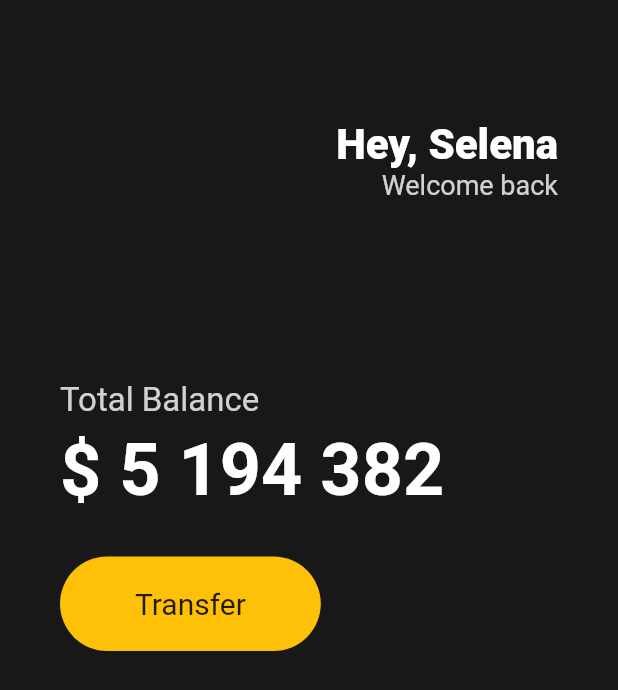
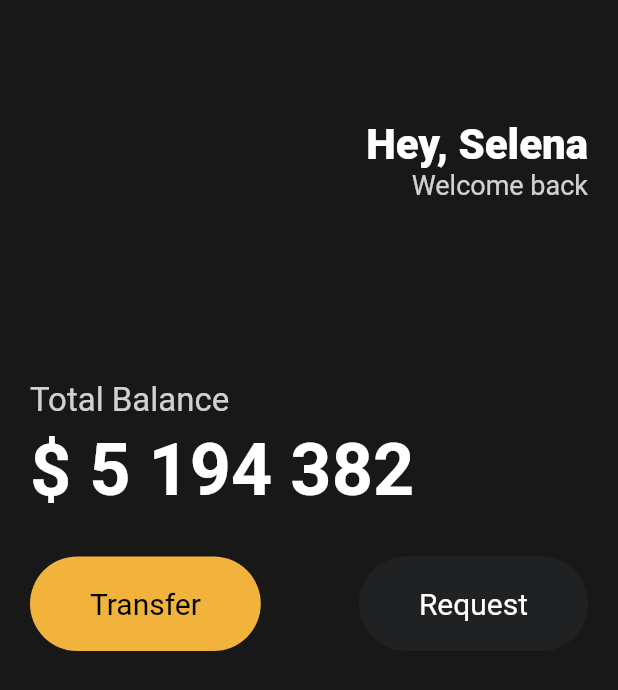
Before and after one commit to sgd122/webtoonflix, a Flutter app: the screen it shows after launch, on a phone screen of 412 x 824 dp. Shown: the top 690 px of the screen. Run offline on Flutter 3.47's test engine with Material 2 defaults, Android fonts, the phone set to English and light mode, and no system bars.

Commit message:
feat(widgets): add a Button Widget

```diff
--- a/lib/main.dart
+++ b/lib/main.dart
@@ -1,6 +1,6 @@
-// ignore_for_file: prefer_const_constructors
+import 'package:flutter/material.dart';
 
-import 'package:flutter/material.dart';
+import 'widgets/button.dart';
 
 void main() {
   runApp(const App());
@@ -13,9 +13,9 @@
   Widget build(BuildContext context) {
     return MaterialApp(
       home: Scaffold(
-        backgroundColor: Color(0xFF181818),
+        backgroundColor: const Color(0xFF181818),
         body: Padding(
-          padding: EdgeInsets.symmetric(horizontal: 40),
+          padding: const EdgeInsets.symmetric(horizontal: 20),
           child: Column(
             crossAxisAlignment: CrossAxisAlignment.start,
             children: [
@@ -28,7 +28,7 @@
                   Column(
                     crossAxisAlignment: CrossAxisAlignment.end,
                     children: [
-                      Text(
+                      const Text(
                         'Hey, Selena',
                         style: TextStyle(
                           color: Colors.white,
@@ -47,7 +47,7 @@
                   ),
                 ],
               ),
-              SizedBox(
+              const SizedBox(
                 height: 120,
               ),
               Text(
@@ -57,10 +57,10 @@
                   color: Colors.white.withOpacity(0.8),
                 ),
               ),
-              SizedBox(
+              const SizedBox(
                 height: 5,
               ),
-              Text(
+              const Text(
                 '\$ 5 194 382',
                 style: TextStyle(
                   fontSize: 48,
@@ -68,29 +68,20 @@
                   color: Colors.white,
                 ),
               ),
-              SizedBox(
+              const SizedBox(
                 height: 30,
               ),
               Row(
-                children: [
-                  Container(
-                    decoration: BoxDecoration(
-                      color: Colors.amber,
-                      borderRadius: BorderRadius.circular(45),
-                    ),
-                    child: Padding(
-                      padding: EdgeInsets.symmetric(
-                        vertical: 20,
-                        horizontal: 50,
-                      ),
-                      child: Text(
-                        'Transfer',
-                        style: TextStyle(
-                          fontSize: 20,
-                        ),
-                      ),
-                    ),
-                  ),
+                mainAxisAlignment: MainAxisAlignment.spaceBetween,
+                children: const [
+                  Button(
+                      text: 'Transfer',
+                      bgColor: Color(0xFFF1B33B),
+                      textColor: Colors.black),
+                  Button(
+                      text: 'Request',
+                      bgColor: Color(0xFF1F2123),
+                      textColor: Colors.white),
                 ],
               ),
             ],
--- /dev/null
+++ b/lib/widgets/button.dart
@@ -0,0 +1,36 @@
+import 'package:flutter/material.dart';
+
+class Button extends StatelessWidget {
+  final String text;
+  final Color bgColor;
+  final Color textColor;
+
+  const Button(
+      {super.key,
+      required this.text,
+      required this.bgColor,
+      required this.textColor});
+
+  @override
+  Widget build(BuildContext context) {
+    return Container(
+      decoration: BoxDecoration(
+        color: bgColor,
+        borderRadius: BorderRadius.circular(45),
+      ),
+      child: Padding(
+        padding: const EdgeInsets.symmetric(
+          vertical: 20,
+          horizontal: 40,
+        ),
+        child: Text(
+          text,
+          style: TextStyle(
+            fontSize: 20,
+            color: textColor,
+          ),
+        ),
+      ),
+    );
+  }
+}
```
